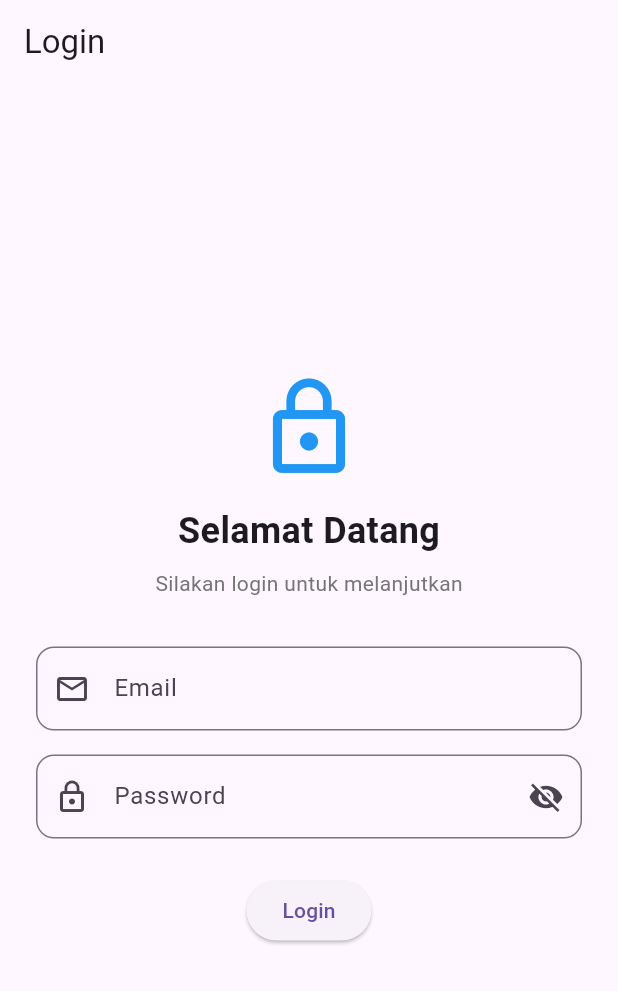
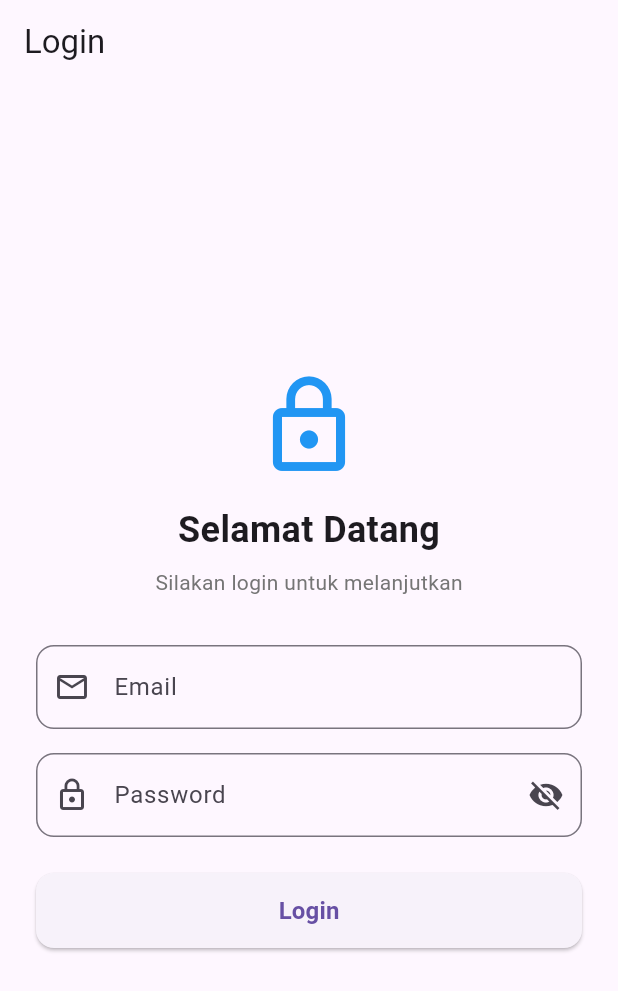
Before and after one commit to dygnora/Latihan-009-aplikasi-mobile, a Flutter app: the screen it shows after launch, on a phone screen of 412 x 824 dp. Shown: the top 991 px of the screen. Run offline on Flutter 3.47's test engine with Material 3 defaults, Android fonts, the phone set to English and light mode, and no system bars; our stand-ins replace firebase_auth, firebase_core; accounts and stored records are empty.

Commit message:
style(login): polish login button dimensions and add subtle error banner

```diff
--- a/lib/screens/login_screen.dart
+++ b/lib/screens/login_screen.dart
@@ -104,18 +104,66 @@ class _LoginScreenState extends State<LoginScreen> {
                 ),
               ),
               if (_errorMessage != null) ...[
-                const SizedBox(height: 12),
-                Text(
-                  _errorMessage!,
-                  style: const TextStyle(color: Colors.red),
+                const SizedBox(height: 16),
+                Container(
+                  padding: const EdgeInsets.symmetric(
+                    horizontal: 14.0,
+                    vertical: 10.0,
+                  ),
+                  decoration: BoxDecoration(
+                    color: Colors.red.shade50,
+                    borderRadius: BorderRadius.circular(8.0),
+                    border: Border.all(color: Colors.red.shade200),
+                  ),
+                  child: Row(
+                    children: [
+                      const Icon(
+                        Icons.error_outline,
+                        color: Colors.red,
+                        size: 20,
+                      ),
+                      const SizedBox(width: 8),
+                      Expanded(
+                        child: Text(
+                          _errorMessage!,
+                          style: TextStyle(
+                            color: Colors.red.shade800,
+                            fontSize: 13,
+                          ),
+                        ),
+                      ),
+                    ],
+                  ),
                 ),
               ],
               const SizedBox(height: 24),
-              ElevatedButton(
-                onPressed: _isLoading ? null : _login,
-                child: _isLoading
-                    ? const CircularProgressIndicator()
-                    : const Text('Login'),
+              SizedBox(
+                width: double.infinity,
+                height: 50,
+                child: ElevatedButton(
+                  onPressed: _isLoading ? null : _login,
+                  style: ElevatedButton.styleFrom(
+                    shape: RoundedRectangleBorder(
+                      borderRadius: BorderRadius.circular(12),
+                    ),
+                  ),
+                  child: _isLoading
+                      ? const SizedBox(
+                          width: 22,
+                          height: 22,
+                          child: CircularProgressIndicator(
+                            strokeWidth: 2.5,
+                            color: Colors.white,
+                          ),
+                        )
+                      : const Text(
+                          'Login',
+                          style: TextStyle(
+                            fontSize: 16,
+                            fontWeight: FontWeight.bold,
+                          ),
+                        ),
+                ),
               ),
             ],
           ),
```
